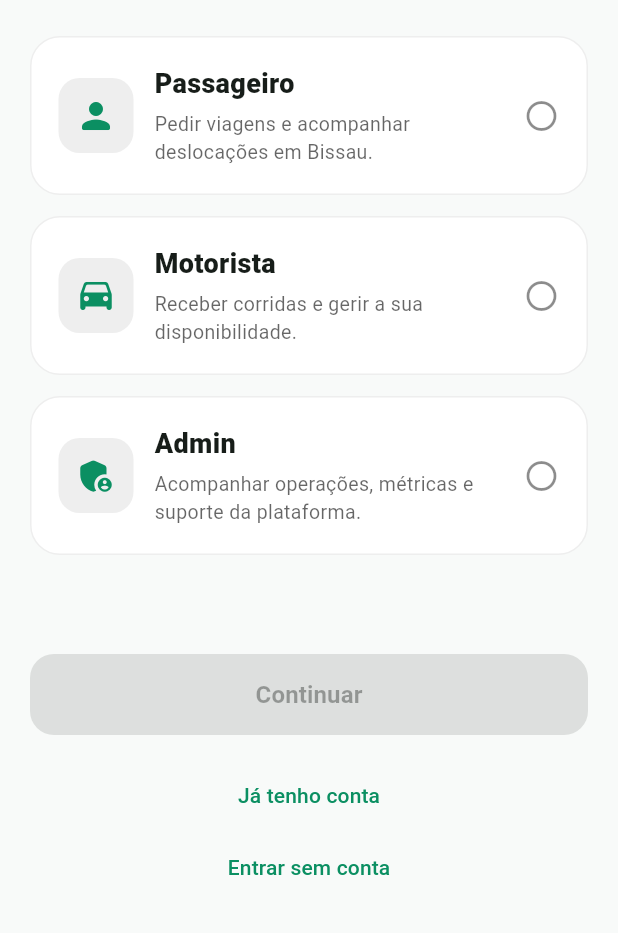
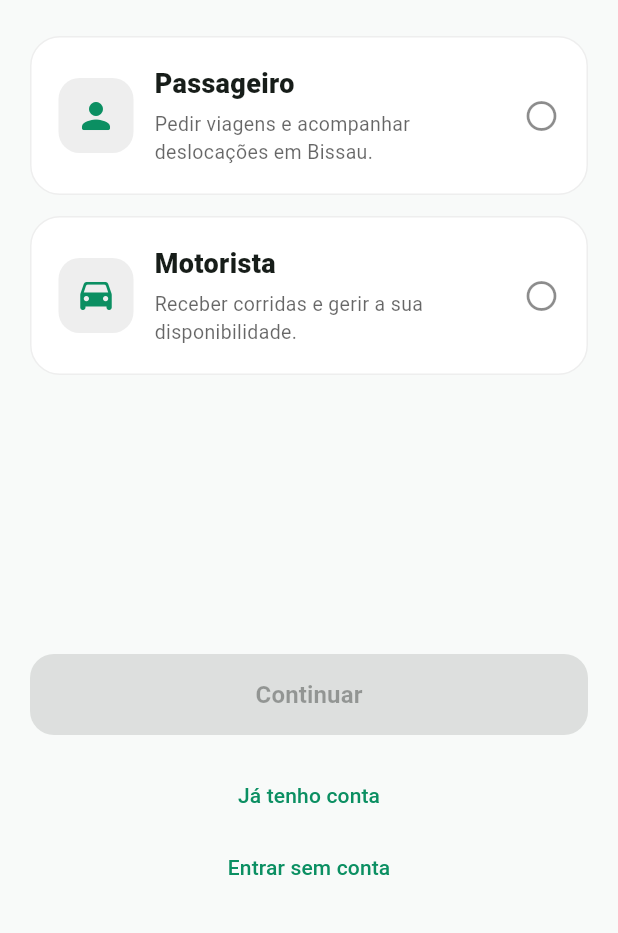
Before and after one commit to mendesbeto/nha_carro, a Flutter app: the screen it shows after launch, on a phone screen of 412 x 824 dp, the part 303-1236 px from its top. Run offline on Flutter 3.47's test engine with Material 3 defaults, Android fonts, the phone set to English and light mode, and no system bars; our stand-ins replace flutter_secure_storage, geolocator, google_maps_flutter, shared_preferences, socket_io_client; Roboto replaces fonts that are missing (sans).

Commit message:
security: prevent self-service admin registration

```diff
--- a/lib/screens/registration_screen.dart
+++ b/lib/screens/registration_screen.dart
@@ -75,13 +75,6 @@ class _RegistrationRoleSelectionScreenState
                           onTap: () => setState(() => _selectedRole = UserRole.driver),
                         ),
                         const SizedBox(height: 14),
-                        _RoleCard(
-                          title: 'Admin',
-                          subtitle: 'Acompanhar operações, métricas e suporte da plataforma.',
-                          icon: Icons.admin_panel_settings_rounded,
-                          isSelected: _selectedRole == UserRole.admin,
-                          onTap: () => setState(() => _selectedRole = UserRole.admin),
-                        ),
                         const Spacer(),
                         SizedBox(
                           width: double.infinity,
@@ -90,22 +83,6 @@ class _RegistrationRoleSelectionScreenState
                             onPressed: _selectedRole == null
                                 ? null
                                 : () async {
-                                    if (_selectedRole == UserRole.admin) {
-                                      final auth = AuthService();
-                                      await auth.saveSession(
-                                        role: 'admin',
-                                        name: 'Administrador',
-                                        email: 'admin@nhacarro.com',
-                                        rememberMe: true,
-                                      );
-                                      if (!context.mounted) return;
-                                      Navigator.of(context).pushReplacement(
-                                        MaterialPageRoute<void>(
-                                          builder: (_) => const AdminScreen(),
-                                        ),
-                                      );
-                                      return;
-                                    }
                                     Navigator.of(context).push(
                                       MaterialPageRoute<void>(
                                         builder: (_) => RegistrationFormScreen(role: _selectedRole!),
```
